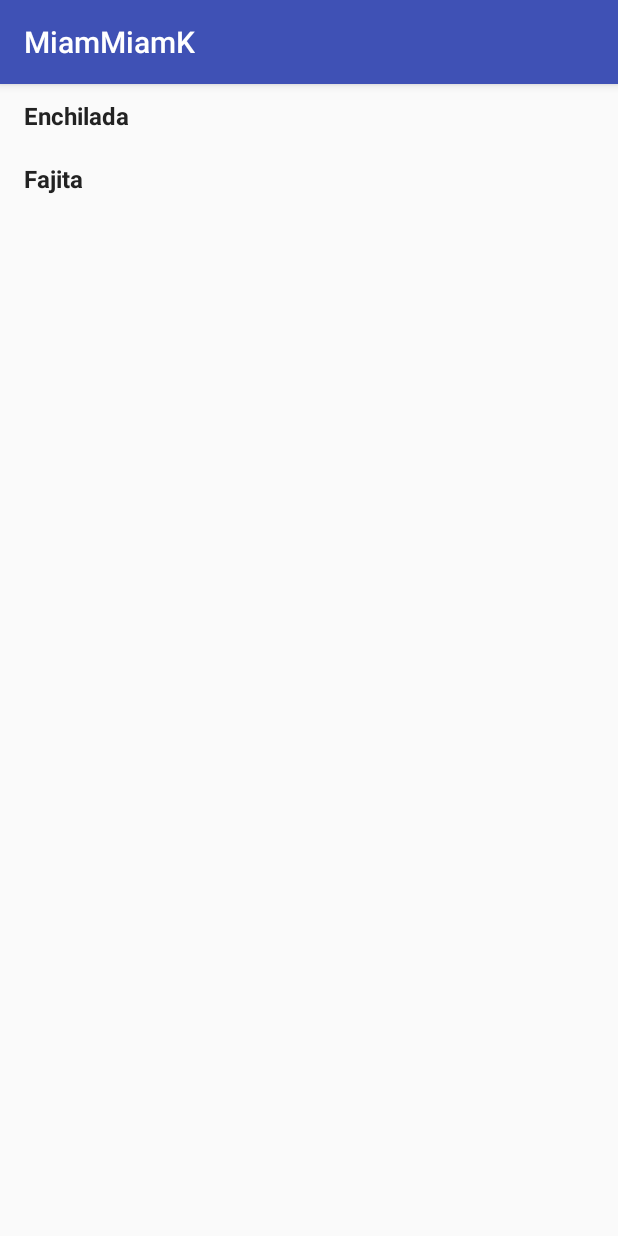
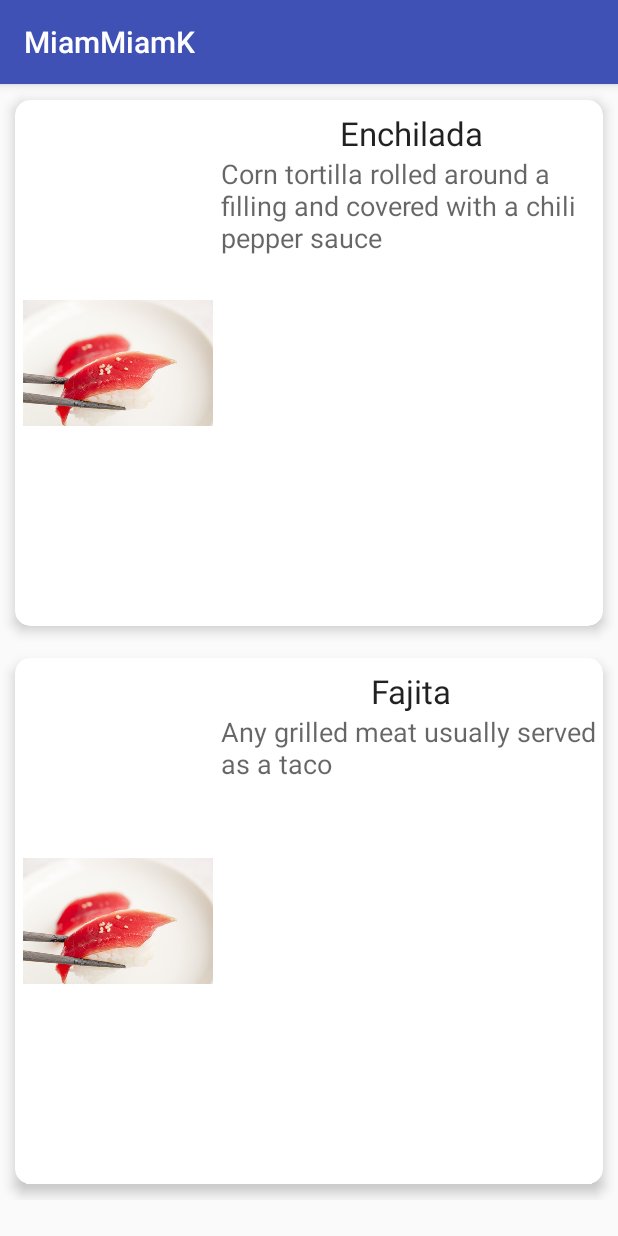
Before and after one commit to tlam/MiamMiamK, an Android app: the screen it shows after launch (FoodListActivity), after a tap on "Mexican", on a phone screen of 412 x 824 dp. Run offline under Robolectric (Android 15) with nearby library versions, the phone set to English and light mode, and no system bars.

Commit message:
Using CardView to display a basic image

```diff
--- a/app/src/main/java/com/tlam/miammiamk/MainActivity.kt
+++ b/app/src/main/java/com/tlam/miammiamk/MainActivity.kt
@@ -29,13 +29,28 @@ class MainActivity : AppCompatActivity() {
     }
 
     private fun prepareCuisineData() {
-        var cuisine = Cuisine("Japanese", "Asian", listOf(Food("Maki"), Food("Sushi")))
+        var cuisine = Cuisine(
+                "Japanese",
+                "Asian",
+                listOf(
+                        Food("Makizushi", "Cylindrical piece"),
+                        Food("Nigirizushi", "Topping on oval shaped ball of rice")))
         cuisineList.add(cuisine)
 
-        cuisine = Cuisine("Italian", "European", listOf(Food("Farfalle"), Food("Spaghetti")))
+        cuisine = Cuisine(
+                "Italian",
+                "European",
+                listOf(
+                        Food("Farfalle", "Butterfly looking"),
+                        Food("Spaghetti", "Long, thin and cylindrical")))
         cuisineList.add(cuisine)
 
-        cuisine = Cuisine("Mexican", "Central America", listOf(Food("Enchilada"), Food("Fajita")))
+        cuisine = Cuisine(
+                "Mexican",
+                "Central America",
+                listOf(
+                        Food("Enchilada", "Corn tortilla rolled around a filling and covered with a chili pepper sauce"),
+                        Food("Fajita", "Any grilled meat usually served as a taco")))
         cuisineList.add(cuisine)
 
         adapter?.notifyDataSetChanged()
--- a/app/src/main/java/com/tlam/miammiamk/adapters/FoodRecyclerViewAdapter.kt
+++ b/app/src/main/java/com/tlam/miammiamk/adapters/FoodRecyclerViewAdapter.kt
@@ -5,6 +5,7 @@ import android.util.Log
 import android.view.LayoutInflater
 import android.view.View
 import android.view.ViewGroup
+import android.widget.ImageView
 import android.widget.TextView
 
 import com.tlam.miammiamk.R
@@ -16,6 +17,8 @@ class FoodRecyclerViewAdapter(private val foodList: List<Food>) : RecyclerView.A
         private var food: Food? = null
 
         var title: TextView = view.findViewById<TextView>(R.id.title)
+        var description: TextView = view.findViewById<TextView>(R.id.description)
+        var image: ImageView = view.findViewById<ImageView>(R.id.imageView)
 
         init {
             view.setOnClickListener(this)
@@ -40,6 +43,8 @@ class FoodRecyclerViewAdapter(private val foodList: List<Food>) : RecyclerView.A
         val food = foodList[position]
         holder.bindFood(food)
         holder.title.text = food.title
+        holder.description.text = food.description
+        holder.image.setImageResource(R.drawable.nigirizushi)
     }
 
     override fun getItemCount(): Int {
--- a/app/src/main/java/com/tlam/miammiamk/models/Food.kt
+++ b/app/src/main/java/com/tlam/miammiamk/models/Food.kt
@@ -3,13 +3,15 @@ package com.tlam.miammiamk.models
 import android.os.Parcel
 import android.os.Parcelable
 
-class Food(val title: String) : Parcelable {
+class Food(val title: String, val description: String) : Parcelable {
 
     private constructor(parcel: Parcel) : this(
+            parcel.readString(),
             parcel.readString())
 
     override fun writeToParcel(dest: Parcel, flags: Int) {
         dest.writeString(title)
+        dest.writeString(description)
     }
 
     override fun describeContents() = 0
--- a/app/src/main/res/layout/food_list_row.xml
+++ b/app/src/main/res/layout/food_list_row.xml
@@ -3,21 +3,66 @@
     android:layout_width="match_parent"
     android:layout_height="wrap_content"
     android:focusable="true"
-    android:paddingLeft="16dp"
-    android:paddingRight="16dp"
-    android:paddingTop="10dp"
-    android:paddingBottom="10dp"
+    android:paddingLeft="2dp"
+    android:paddingRight="2dp"
+    android:paddingTop="0dp"
+    android:paddingBottom="0dp"
     android:clickable="true"
     android:background="?android:attr/selectableItemBackground"
     android:orientation="vertical">
 
-    <TextView
-        android:id="@+id/title"
-        android:textColor="@color/title"
-        android:textSize="16sp"
-        android:textStyle="bold"
-        android:layout_alignParentTop="true"
+    <android.support.v7.widget.CardView
+        android:id="@+id/card_view"
+        xmlns:card_view="http://schemas.android.com/apk/res-auto"
         android:layout_width="match_parent"
-        android:layout_height="wrap_content" />
+        android:layout_height="wrap_content"
+        card_view:cardBackgroundColor="@color/white"
+        card_view:cardCornerRadius="10dp"
+        card_view:cardElevation="5dp"
+        card_view:cardUseCompatPadding="true">
+
+        <LinearLayout
+            android:layout_width="match_parent"
+            android:layout_height="wrap_content"
+            android:orientation="horizontal"
+            >
+
+            <ImageView
+                android:id="@+id/imageView"
+                android:tag="image_tag"
+                android:layout_width="0dp"
+                android:layout_height="wrap_content"
+                android:layout_margin="5dp"
+                android:layout_weight="1"
+                android:src="@drawable/ic_launcher_background"/>
+
+            <LinearLayout
+                android:layout_width="0dp"
+                android:layout_height="wrap_content"
+                android:layout_marginTop="5dp"
+                android:layout_weight="2"
+                android:orientation="vertical"
+                >
+
+                <TextView
+                    android:id="@+id/title"
+                    android:layout_width="wrap_content"
+                    android:layout_height="wrap_content"
+                    android:layout_gravity="center_horizontal"
+                    android:layout_marginTop="2dp"
+                    android:textAppearance="?android:attr/textAppearanceLarge"/>
+
+                <TextView
+                    android:id="@+id/description"
+                    android:layout_width="wrap_content"
+                    android:layout_height="wrap_content"
+                    android:layout_gravity="center_horizontal"
+
+                    android:textAppearance="?android:attr/textAppearanceMedium"/>
+
+            </LinearLayout>
+        </LinearLayout>
+
+    </android.support.v7.widget.CardView>
 
 </RelativeLayout>
--- a/app/src/main/res/values/colors.xml
+++ b/app/src/main/res/values/colors.xml
@@ -3,6 +3,6 @@
     <color name="colorPrimary">#3F51B5</color>
     <color name="colorPrimaryDark">#303F9F</color>
     <color name="colorAccent">#FF4081</color>
-    <color name="year">#999999</color>
     <color name="title">#222222</color>
+    <color name="white">#ffffff</color>
 </resources>
```
Also changed, not shown: app/src/main/res/drawable/makizushi.jpg (added), app/src/main/res/drawable/nigirizushi.jpg (added), 1 other file.
